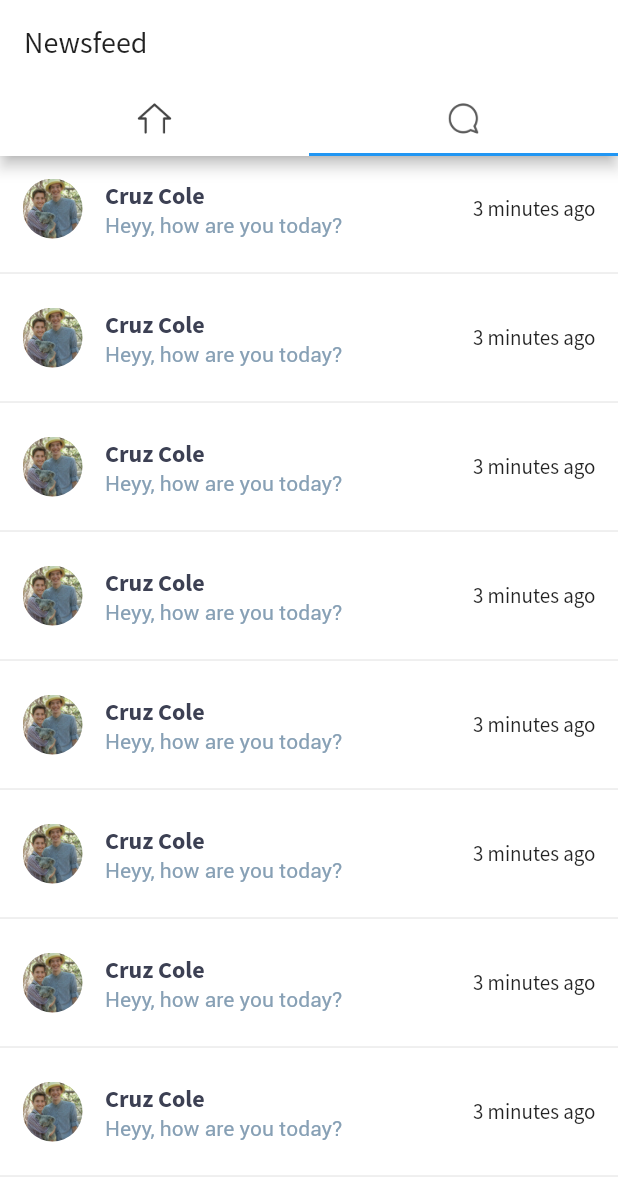
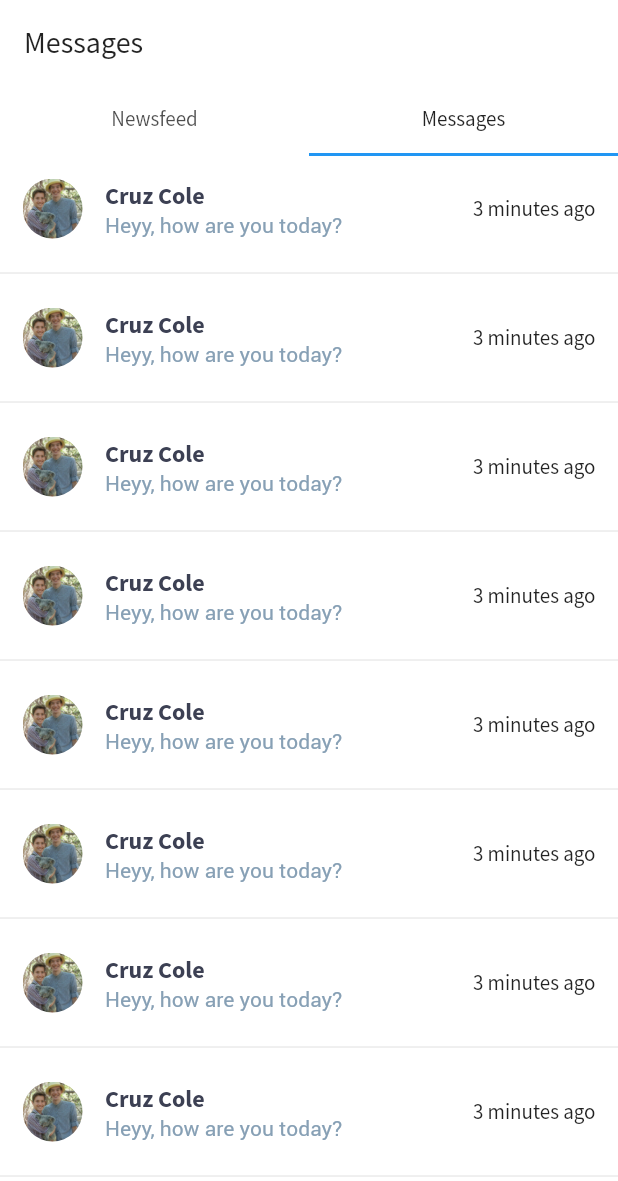
Before and after one commit to harrisonturton/ramble, a Flutter app: the screen it shows after launch, tab 2 chosen, on a phone screen of 412 x 824 dp. Shown: the top 1181 px of the screen. Run offline on Flutter 3.47's test engine with Material 2 defaults, Android fonts, the light colour scheme and no system bars; statements that could not run were skipped.

Commit message:
Hide tab bar title on scroll

```diff
--- a/lib/main.dart
+++ b/lib/main.dart
@@ -6,7 +6,80 @@ import 'messages.dart';
 
 void main() => runApp(new App());
 
+class App extends StatefulWidget {
+	@override
+	_AppState createState() => new _AppState();
+}
+
+class _AppState extends State<App> with TickerProviderStateMixin {
+
+	final List<String> _tabNames = ["Newsfeed", "Messages"];
+	String _currentName;
+	TabController _controller;
+
+	@override
+	void initState() {
+		super.initState();
+		_controller = new TabController(length: 2, vsync: this);
+		_currentName = _tabNames[0];
+		_controller.addListener(_handleChangeTab);
+	}
+
+	@override
+	dispose() {
+		_controller.removeListener(_handleChangeTab);
+		super.dispose();
+	}
+
+	void _handleChangeTab() {
+		setState(() {
+			_currentName = _tabNames[_controller.index];
+		});
+	}
+
+	@override
+	Widget build(BuildContext context) {
+		return new MaterialApp(
+			title: "Social Media App",
+			theme: new ThemeData(
+				primaryColor: Colors.white,
+				fontFamily: "Source Sans"
+			),
+			home: new Scaffold(
+				body: new NestedScrollView(
+					headerSliverBuilder: (BuildContext context, bool isInnerBoxScrolled) {
+						return [
+							new SliverAppBar(
+								title: new Text(_currentName),
+								pinned: true,
+								floating: true,
+								bottom: new TabBar(
+									controller: _controller,
+									tabs: [
+										new Tab(text: _tabNames[0]),
+										new Tab(text: _tabNames[1])
+									]
+								)
+							)
+						];
+					},
+					body: new TabBarView(
+						controller: _controller,
+						children: [
+							new Newsfeed(),
+							new Messages()
+						]
+					)
+				),
+			)
+
+		);
+	}
+}
+
+/*
 class App extends StatelessWidget {
+
   @override
   Widget build(BuildContext context) {
     return new MaterialApp(
@@ -18,35 +91,31 @@ class App extends StatelessWidget {
 	  home: new DefaultTabController(
 		length: 2,
 		child: new Scaffold(
-			appBar: new AppBar(
+			body: new NestedScrollView(
+				headerSliverBuilder: (BuildContext context, bool isInnerBoxScrolled) {
+					return [
+						new SliverAppBar(
 							title: const Text("Newsfeed"),
+							pinned: true,
+							floating: true,
 							bottom: new TabBar(
 								tabs: [
-						new Tab(
-							icon: new Image.asset(
-								"assets/icons/icon_home.png",
-								color: Colors.grey[800],
-								width: 35.0
+									new Tab(text: "Tab 1"),
+									new Tab(text: "Tab 2"),
+								]
+							)
 						),
-						),
-						new Tab(
-							icon: new Image.asset(
-								"assets/icons/icon_comment.png",
-								color: Colors.grey[800],
-								width: 35.0
-							),
-						),
-					]
-				),
-			),
+					];
+				},
 				body: new TabBarView(
 					children: [
 						new Newsfeed(),
-					new Messages(),
+						new Messages()
 					]
 				)
 			)
+		),
     )
 	);
   }
-}
+}*/
--- a/lib/messages.dart
+++ b/lib/messages.dart
@@ -5,9 +5,7 @@ import 'package:newsfeed_2/mock/mock.dart';
 class Messages extends StatelessWidget {
 	@override
 	Widget build(BuildContext context) {
-		return new Scaffold(
-			backgroundColor: const Color.fromRGBO(251,251,251,1.0),
-			body: new ListView(
+		return new ListView(
 			children: [
 				new ChatListItem(
 					person: new MockPerson()
@@ -34,7 +32,6 @@ class Messages extends StatelessWidget {
 					person: new MockPerson()
 				),
 			]
-			)
 		);
 	}
 }
--- a/pubspec.yaml
+++ b/pubspec.yaml
@@ -34,6 +34,7 @@ flutter:
     - assets/icons/icon_heart.png
     - assets/icons/icon_heart_filled.png
     - assets/icons/icon_home.png
+    - assets/icons/icon_home_enclosed.png
     - assets/icons/icon_person.png
     - assets/icons/icon_plus.png
     - assets/icons/icon_back_arrow.png
```
Also changed, not shown: lib/newsfeed.dart (+6 -8 lines), assets/icons/icon_home_enclosed.png (added). Lines whose indentation alone changed are shown as unchanged.
